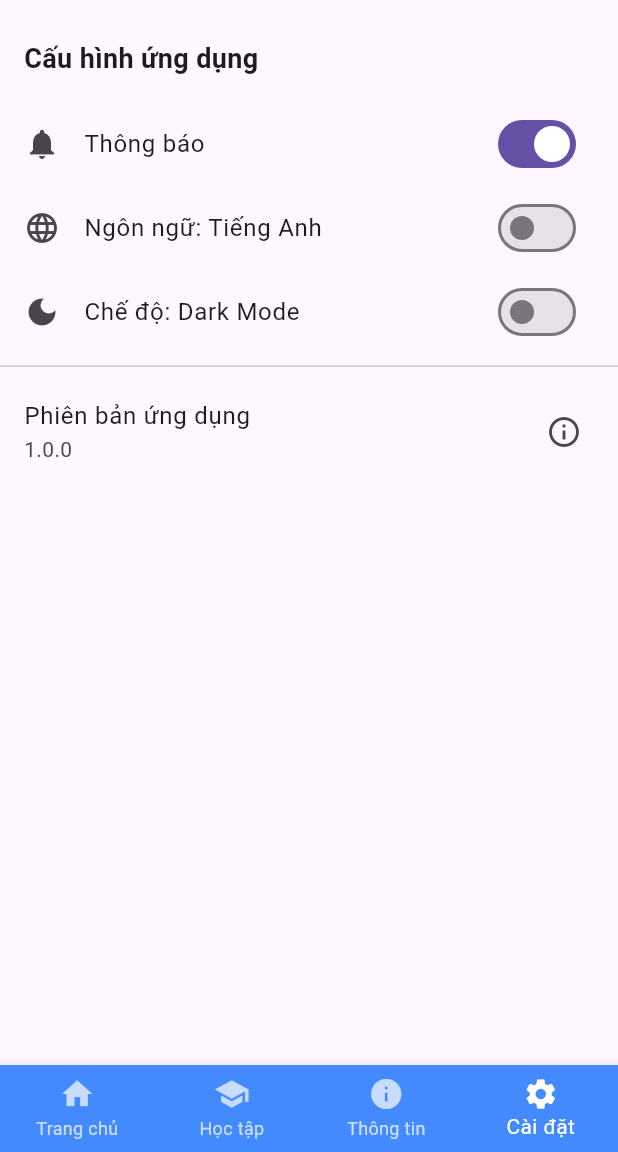
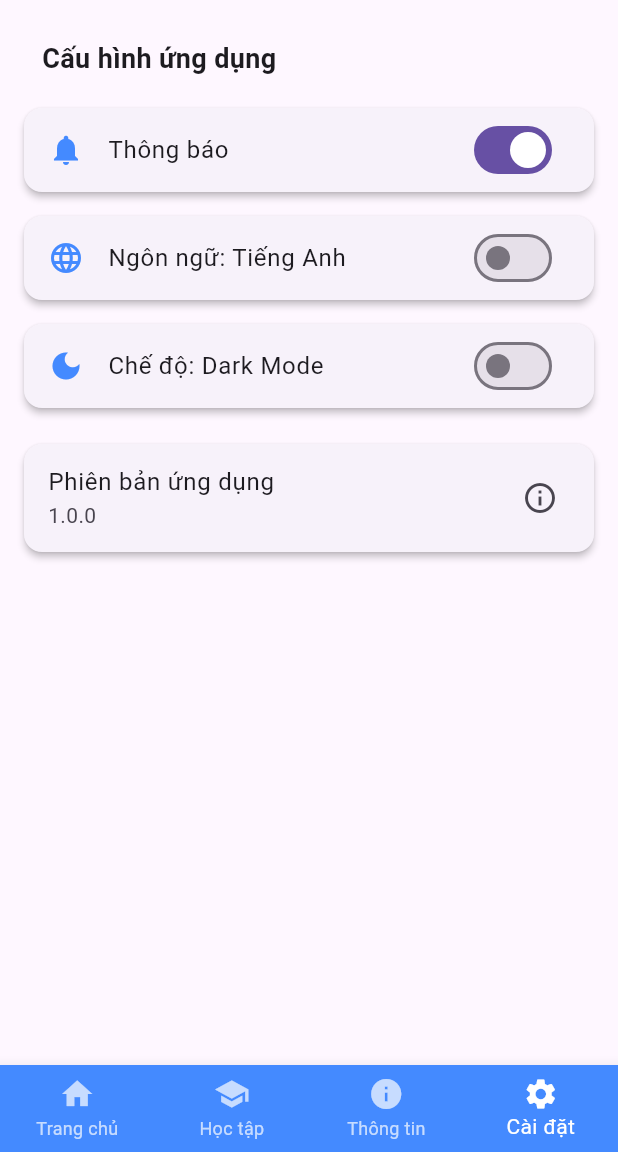
Before and after one commit to hahiep205/2025_2_LTTBDD_N02_Nhom_11, a Flutter app: the screen it shows after launch, item 4 of the bottom bar chosen, on a phone screen of 412 x 824 dp, the part 84-1236 px from its top. Run offline on Flutter 3.47's test engine with Material 3 defaults, Android fonts, the phone set to English and light mode, and no system bars.

Commit message:
Update trang setting

```diff
--- a/lib/screens/settings_screen.dart
+++ b/lib/screens/settings_screen.dart
@@ -25,7 +25,7 @@ class SettingsScreen extends StatelessWidget {
   Widget build(BuildContext context) {
     final t = AppText(english);
     return Padding(
-      padding: const EdgeInsets.symmetric(vertical: 10),
+      padding: const EdgeInsets.symmetric(vertical: 10, horizontal: 12),
       child: ListView(
         children: [
           Padding(
@@ -38,29 +38,64 @@ class SettingsScreen extends StatelessWidget {
               ),
             ),
           ),
-          SwitchListTile(
+          Card(
+            elevation: 2,
+            shape: RoundedRectangleBorder(
+              borderRadius: BorderRadius.circular(12),
+            ),
+            child: SwitchListTile(
               title: Text(t.settingNotif),
-            secondary: const Icon(Icons.notifications),
+              secondary: const Icon(
+                Icons.notifications,
+                color: Colors.blueAccent,
+              ),
               value: thongbao,
               onChanged: batthongbao,
             ),
-          SwitchListTile(
+          ),
+          const SizedBox(height: 8),
+          Card(
+            elevation: 2,
+            shape: RoundedRectangleBorder(
+              borderRadius: BorderRadius.circular(12),
+            ),
+            child: SwitchListTile(
               title: Text(t.settingLang),
-            secondary: const Icon(Icons.language),
+              secondary: const Icon(
+                Icons.language,
+                color: Colors.blueAccent,
+              ),
               value: tienganh,
               onChanged: battienganh,
             ),
-          SwitchListTile(
+          ),
+          const SizedBox(height: 8),
+          Card(
+            elevation: 2,
+            shape: RoundedRectangleBorder(
+              borderRadius: BorderRadius.circular(12),
+            ),
+            child: SwitchListTile(
               title: Text(t.settingDark),
-            secondary: const Icon(Icons.dark_mode),
+              secondary: const Icon(
+                Icons.dark_mode,
+                color: Colors.blueAccent,
+              ),
               value: darkmode,
               onChanged: batdarkmode,
             ),
-          const Divider(),
-          ListTile(
+          ),
+          const SizedBox(height: 16),
+          Card(
+            elevation: 2,
+            shape: RoundedRectangleBorder(
+              borderRadius: BorderRadius.circular(12),
+            ),
+            child: ListTile(
               title: Text(t.settingVersion),
               subtitle: const Text('1.0.0'),
               trailing: const Icon(Icons.info_outline),
+            ),
           ),
         ],
       ),
```
Lines whose indentation alone changed are shown as unchanged.
